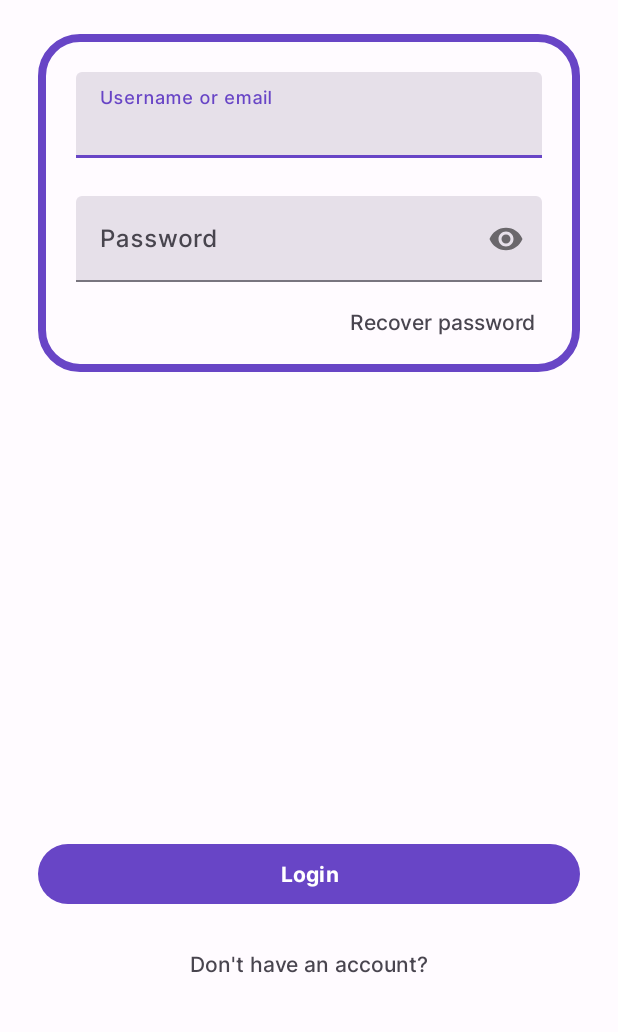
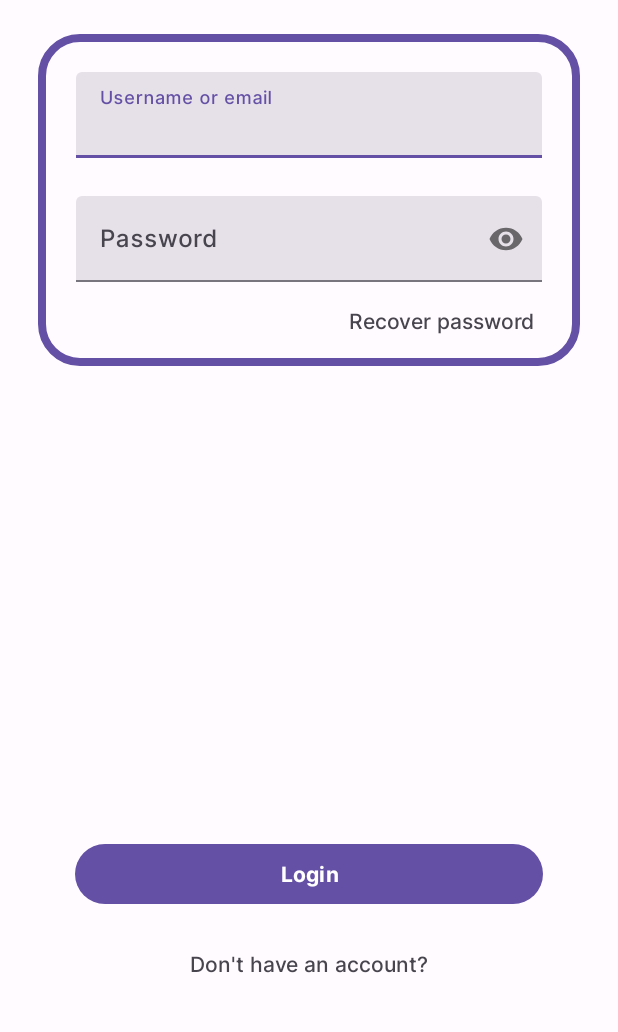
Before and after one commit to Rythmap/client-java-legacy, an Android app: the screen it shows after launch (LoginActivity), on a phone screen of 412 x 824 dp, the part 176-1208 px from its top. Run offline under Robolectric (Android 15) with nearby library versions, the phone set to English and light mode, and no system bars; 1 statement that could not run was skipped.

```diff
--- a/app/src/main/java/com/mvnh/rythmap/AccountFragment.java
+++ b/app/src/main/java/com/mvnh/rythmap/AccountFragment.java
@@ -1,6 +1,6 @@
 package com.mvnh.rythmap;
 
-import static com.mvnh.rythmap.auth.LoginActivity.errorDescriptions;
+import static com.mvnh.rythmap.LoginActivity.errorDescriptions;
 
 import android.content.Intent;
 import android.os.Bundle;
@@ -15,7 +15,6 @@ import android.view.LayoutInflater;
 import android.view.View;
 import android.view.ViewGroup;
 
-import com.mvnh.rythmap.auth.LoginActivity;
 import com.mvnh.rythmap.databinding.FragmentAccountBinding;
 import com.mvnh.rythmap.responses.ServiceGenerator;
 import com.mvnh.rythmap.responses.account.AccountApi;
--- a/app/src/main/java/com/mvnh/rythmap/MainActivity.java
+++ b/app/src/main/java/com/mvnh/rythmap/MainActivity.java
@@ -6,7 +6,7 @@ import androidx.fragment.app.Fragment;
 import androidx.fragment.app.FragmentManager;
 import androidx.fragment.app.FragmentTransaction;
 
-import static com.mvnh.rythmap.auth.LoginActivity.errorDescriptions;
+import static com.mvnh.rythmap.LoginActivity.errorDescriptions;
 
 import android.content.Intent;
 import android.os.Bundle;
@@ -14,7 +14,6 @@ import android.util.Log;
 import android.widget.Toast;
 
 import com.google.android.material.bottomnavigation.BottomNavigationView;
-import com.mvnh.rythmap.auth.LoginActivity;
 import com.mvnh.rythmap.responses.ServiceGenerator;
 import com.mvnh.rythmap.responses.account.AccountApi;
 import com.mvnh.rythmap.responses.account.AccountInfo;
--- a/app/src/main/res/layout/activity_login.xml
+++ b/app/src/main/res/layout/activity_login.xml
@@ -1,7 +1,6 @@
 <?xml version="1.0" encoding="utf-8"?>
 <androidx.constraintlayout.widget.ConstraintLayout xmlns:android="http://schemas.android.com/apk/res/android"
     xmlns:app="http://schemas.android.com/apk/res-auto"
-    xmlns:tools="http://schemas.android.com/tools"
     android:layout_width="match_parent"
     android:layout_height="match_parent">
 
@@ -27,7 +26,7 @@
 
     <androidx.constraintlayout.widget.ConstraintLayout
         android:layout_width="match_parent"
-        android:layout_height="225sp"
+        android:layout_height="wrap_content"
         android:layout_marginStart="25dp"
         android:layout_marginTop="140dp"
         android:layout_marginEnd="25dp"
@@ -36,6 +35,30 @@
         app:layout_constraintHorizontal_bias="0.0"
         app:layout_constraintStart_toStartOf="parent"
         app:layout_constraintTop_toTopOf="parent">
+
+        <com.google.android.material.textfield.TextInputLayout
+            style="?attr/textInputFilledStyle"
+            android:id="@+id/emailFieldLayout"
+            android:layout_width="match_parent"
+            android:layout_height="wrap_content"
+            android:layout_marginTop="25dp"
+            android:paddingStart="25dp"
+            android:paddingEnd="25dp"
+            android:visibility="gone"
+            app:layout_constraintEnd_toEndOf="parent"
+            app:layout_constraintHorizontal_bias="0.0"
+            app:layout_constraintStart_toStartOf="parent"
+            app:layout_constraintTop_toTopOf="parent">
+
+            <com.google.android.material.textfield.TextInputEditText
+                android:id="@+id/emailField"
+                android:layout_width="match_parent"
+                android:layout_height="wrap_content"
+                android:fontFamily="@font/inter_medium"
+                android:hint="@string/email"
+                android:inputType=""
+                android:maxLines="1" />
+        </com.google.android.material.textfield.TextInputLayout>
 
         <com.google.android.material.textfield.TextInputLayout
             style="?attr/textInputFilledStyle"
@@ -48,7 +71,7 @@
             app:layout_constraintEnd_toEndOf="parent"
             app:layout_constraintHorizontal_bias="0.0"
             app:layout_constraintStart_toStartOf="parent"
-            app:layout_constraintTop_toTopOf="parent">
+            app:layout_constraintTop_toBottomOf="@+id/emailFieldLayout">
 
             <com.google.android.material.textfield.TextInputEditText
                 android:id="@+id/usernameField"
@@ -87,13 +110,13 @@
             android:id="@+id/forgotPasswordButton"
             android:layout_width="wrap_content"
             android:layout_height="wrap_content"
-            android:layout_marginTop="16dp"
-            android:layout_marginEnd="29dp"
-            android:layout_marginBottom="10dp"
-            android:text="@string/recover_password"
+            android:layout_marginTop="15dp"
+            android:layout_marginEnd="30dp"
+            android:layout_marginBottom="20dp"
             android:clickable="true"
             android:focusable="true"
             android:fontFamily="@font/inter_medium"
+            android:text="@string/recover_password"
             app:layout_constraintBottom_toBottomOf="parent"
             app:layout_constraintEnd_toEndOf="@+id/passwordFieldLayout"
             app:layout_constraintTop_toBottomOf="@+id/passwordFieldLayout"
@@ -101,12 +124,13 @@
 
     </androidx.constraintlayout.widget.ConstraintLayout>
 
+
     <Button
         android:id="@+id/loginButton"
         android:layout_width="match_parent"
         android:layout_height="wrap_content"
-        android:layout_marginStart="25dp"
-        android:layout_marginEnd="25dp"
+        android:layout_marginStart="50dp"
+        android:layout_marginEnd="50dp"
         android:layout_marginBottom="100dp"
         android:text="@string/login"
         app:layout_constraintBottom_toBottomOf="parent"
@@ -120,6 +144,8 @@
         android:layout_marginTop="25dp"
         android:text="@string/dont_have_an_account"
         android:fontFamily="@font/inter_medium"
+        android:clickable="true"
+        android:focusable="true"
         app:layout_constraintEnd_toEndOf="@+id/loginButton"
         app:layout_constraintStart_toStartOf="@+id/loginButton"
         app:layout_constraintTop_toBottomOf="@+id/loginButton" />
--- a/app/src/main/res/values/colors.xml
+++ b/app/src/main/res/values/colors.xml
@@ -1,18 +1,18 @@
 
 <resources>
-    <color name="seed">#8160e1</color>
-    <color name="md_theme_light_primary">#6845C6</color>
+    <color name="seed">#ac99eb</color>
+    <color name="md_theme_light_primary">#6450A5</color>
     <color name="md_theme_light_onPrimary">#FFFFFF</color>
-    <color name="md_theme_light_primaryContainer">#E8DDFF</color>
-    <color name="md_theme_light_onPrimaryContainer">#21005E</color>
-    <color name="md_theme_light_secondary">#006972</color>
+    <color name="md_theme_light_primaryContainer">#E8DEFF</color>
+    <color name="md_theme_light_onPrimaryContainer">#20005F</color>
+    <color name="md_theme_light_secondary">#825500</color>
     <color name="md_theme_light_onSecondary">#FFFFFF</color>
-    <color name="md_theme_light_secondaryContainer">#8CF2FF</color>
-    <color name="md_theme_light_onSecondaryContainer">#001F23</color>
-    <color name="md_theme_light_tertiary">#006D41</color>
+    <color name="md_theme_light_secondaryContainer">#FFDDB3</color>
+    <color name="md_theme_light_onSecondaryContainer">#291800</color>
+    <color name="md_theme_light_tertiary">#2B6C00</color>
     <color name="md_theme_light_onTertiary">#FFFFFF</color>
-    <color name="md_theme_light_tertiaryContainer">#94F7BA</color>
-    <color name="md_theme_light_onTertiaryContainer">#002110</color>
+    <color name="md_theme_light_tertiaryContainer">#9BFA67</color>
+    <color name="md_theme_light_onTertiaryContainer">#082100</color>
     <color name="md_theme_light_error">#BA1A1A</color>
     <color name="md_theme_light_errorContainer">#FFDAD6</color>
     <color name="md_theme_light_onError">#FFFFFF</color>
@@ -26,23 +26,23 @@
     <color name="md_theme_light_outline">#79757F</color>
     <color name="md_theme_light_inverseOnSurface">#F4EFF4</color>
     <color name="md_theme_light_inverseSurface">#313033</color>
-    <color name="md_theme_light_inversePrimary">#CEBDFF</color>
+    <color name="md_theme_light_inversePrimary">#CDBDFF</color>
     <color name="md_theme_light_shadow">#000000</color>
-    <color name="md_theme_light_surfaceTint">#6845C6</color>
+    <color name="md_theme_light_surfaceTint">#6450A5</color>
     <color name="md_theme_light_outlineVariant">#CAC4CF</color>
     <color name="md_theme_light_scrim">#000000</color>
-    <color name="md_theme_dark_primary">#CEBDFF</color>
-    <color name="md_theme_dark_onPrimary">#380094</color>
-    <color name="md_theme_dark_primaryContainer">#4F29AD</color>
-    <color name="md_theme_dark_onPrimaryContainer">#E8DDFF</color>
-    <color name="md_theme_dark_secondary">#4ED8E8</color>
-    <color name="md_theme_dark_onSecondary">#00363C</color>
-    <color name="md_theme_dark_secondaryContainer">#004F56</color>
-    <color name="md_theme_dark_onSecondaryContainer">#8CF2FF</color>
-    <color name="md_theme_dark_tertiary">#78DAA0</color>
-    <color name="md_theme_dark_onTertiary">#00391F</color>
-    <color name="md_theme_dark_tertiaryContainer">#005230</color>
-    <color name="md_theme_dark_onTertiaryContainer">#94F7BA</color>
+    <color name="md_theme_dark_primary">#CDBDFF</color>
+    <color name="md_theme_dark_onPrimary">#351F73</color>
+    <color name="md_theme_dark_primaryContainer">#4C388B</color>
+    <color name="md_theme_dark_onPrimaryContainer">#E8DEFF</color>
+    <color name="md_theme_dark_secondary">#FFB94F</color>
+    <color name="md_theme_dark_onSecondary">#452B00</color>
+    <color name="md_theme_dark_secondaryContainer">#624000</color>
+    <color name="md_theme_dark_onSecondaryContainer">#FFDDB3</color>
+    <color name="md_theme_dark_tertiary">#80DD4E</color>
+    <color name="md_theme_dark_onTertiary">#133800</color>
+    <color name="md_theme_dark_tertiaryContainer">#1E5100</color>
+    <color name="md_theme_dark_onTertiaryContainer">#9BFA67</color>
     <color name="md_theme_dark_error">#FFB4AB</color>
     <color name="md_theme_dark_errorContainer">#93000A</color>
     <color name="md_theme_dark_onError">#690005</color>
@@ -56,9 +56,9 @@
     <color name="md_theme_dark_outline">#938F99</color>
     <color name="md_theme_dark_inverseOnSurface">#1C1B1E</color>
     <color name="md_theme_dark_inverseSurface">#E6E1E6</color>
-    <color name="md_theme_dark_inversePrimary">#6845C6</color>
+    <color name="md_theme_dark_inversePrimary">#6450A5</color>
     <color name="md_theme_dark_shadow">#000000</color>
-    <color name="md_theme_dark_surfaceTint">#CEBDFF</color>
+    <color name="md_theme_dark_surfaceTint">#CDBDFF</color>
     <color name="md_theme_dark_outlineVariant">#48454E</color>
     <color name="md_theme_dark_scrim">#000000</color>
 </resources>
```
Also changed, not shown: app/src/main/AndroidManifest.xml (+1 -6 lines), app/src/main/java/com/mvnh/rythmap/LoginActivity.java (renamed from app/src/main/java/com/mvnh/rythmap/auth/LoginActivity.java, +40 -16 lines), app/src/main/java/com/mvnh/rythmap/auth/RegisterActivity.java (deleted, +0 -94 lines), app/src/main/res/drawable/city_contour.png (added), app/src/main/res/drawable/voop.png (deleted).
